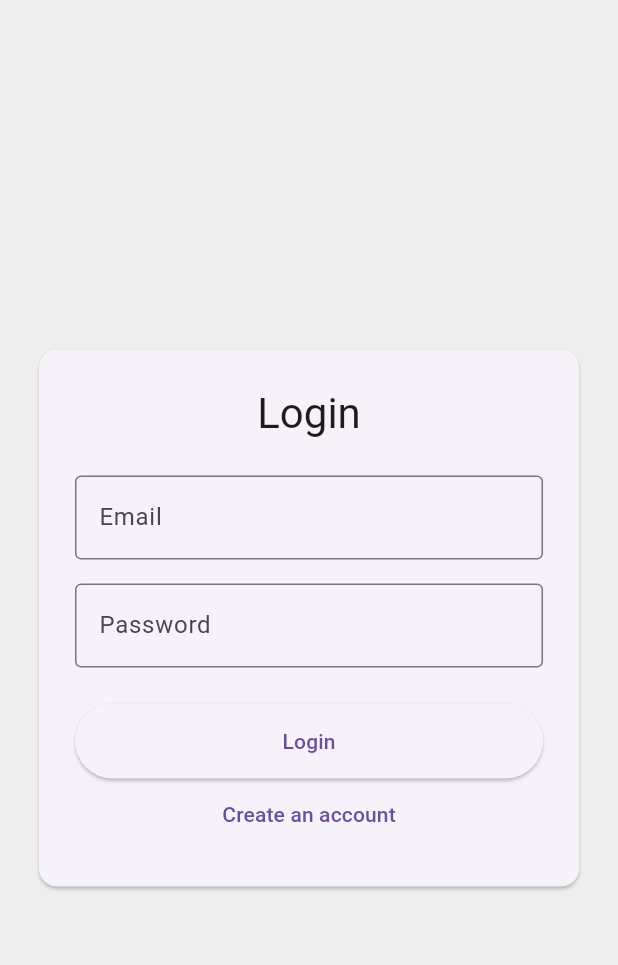
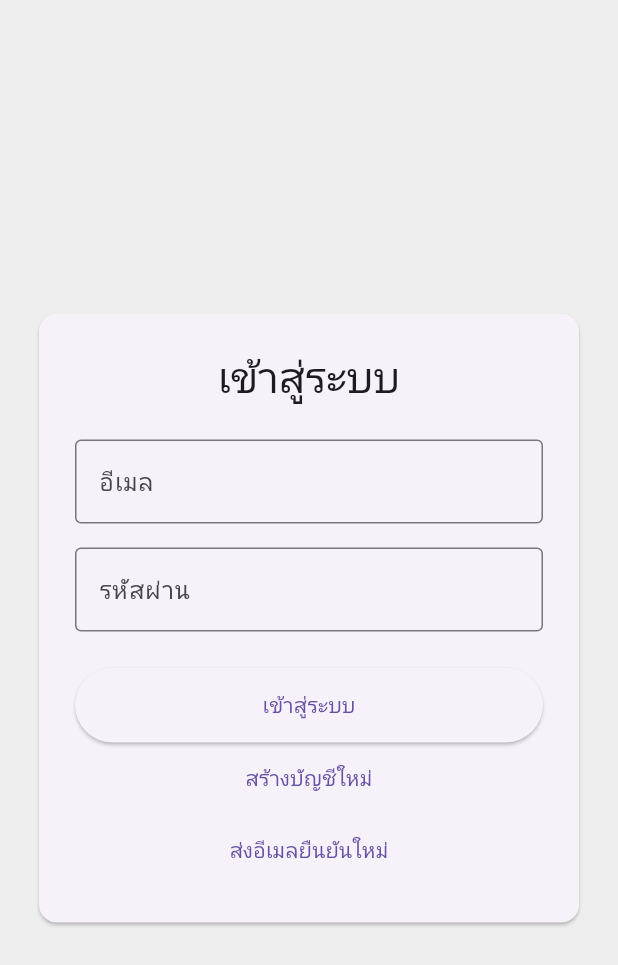
Before and after one commit to keswarin/Smart-Tram, a Flutter app: the screen it shows after launch, on a phone screen of 412 x 824 dp. Shown: the top 965 px of the screen. Run offline on Flutter 3.47's test engine with Material 3 defaults, Android fonts, the phone set to English and light mode, and no system bars; our stand-ins replace cloud_firestore, firebase_auth, firebase_core, firebase_database, geolocator, google_maps_flutter and 1 more; missing offline and left inert: flutter_polyline_points; accounts and stored records are empty.

Commit message:
ล็อกอิน

```diff
--- a/diver/lib/auth_wrapper.dart
+++ b/diver/lib/auth_wrapper.dart
@@ -1,8 +1,9 @@
 // lib/auth_wrapper.dart
 import 'package:firebase_auth/firebase_auth.dart';
 import 'package:flutter/material.dart';
-import 'login_screen.dart';
 import 'role_redirector.dart';
+import 'login_signup_screen.dart';
+import 'verify_email_screen.dart';
 
 class AuthWrapper extends StatelessWidget {
   const AuthWrapper({super.key});
@@ -16,10 +17,18 @@ class AuthWrapper extends StatelessWidget {
           return const Scaffold(
               body: Center(child: CircularProgressIndicator()));
         }
-        if (snapshot.hasData) {
-          return RoleRedirector(uid: snapshot.data!.uid);
+
+        final user = snapshot.data;
+
+        if (user == null) {
+          return const LoginSignupScreen();
         }
-        return const LoginSignupScreen();
+
+        if (!user.emailVerified) {
+          return const VerifyEmailScreen();
+        }
+
+        return const RoleRedirector();
       },
     );
   }
--- a/diver/lib/login_screen.dart
+++ /dev/null
@@ -1,137 +0,0 @@
-// lib/login_screen.dart
-import 'package:firebase_auth/firebase_auth.dart';
-import 'package:cloud_firestore/cloud_firestore.dart';
-import 'package:flutter/material.dart';
-
-class LoginSignupScreen extends StatefulWidget {
-  const LoginSignupScreen({super.key});
-
-  @override
-  State<LoginSignupScreen> createState() => _LoginSignupScreenState();
-}
-
-class _LoginSignupScreenState extends State<LoginSignupScreen> {
-  bool _isLogin = true;
-  final _formKey = GlobalKey<FormState>();
-  final _emailController = TextEditingController();
-  final _passwordController = TextEditingController();
-  final _auth = FirebaseAuth.instance;
-  String? _errorMessage;
-  bool _isLoading = false;
-
-  void _submitForm() async {
-    if (_formKey.currentState!.validate()) {
-      setState(() {
-        _isLoading = true;
-        _errorMessage = null;
-      });
-      try {
-        if (_isLogin) {
-          await _auth.signInWithEmailAndPassword(
-            email: _emailController.text.trim(),
-            password: _passwordController.text.trim(),
-          );
-        } else {
-          final newUserCredential = await _auth.createUserWithEmailAndPassword(
-            email: _emailController.text.trim(),
-            password: _passwordController.text.trim(),
-          );
-
-          await FirebaseFirestore.instance
-              .collection('users')
-              .doc(newUserCredential.user!.uid)
-              .set({
-            'email': newUserCredential.user!.email,
-            'createdAt': FieldValue.serverTimestamp(),
-          });
-        }
-      } on FirebaseAuthException catch (e) {
-        setState(() {
-          _errorMessage = e.message;
-        });
-      } finally {
-        if (mounted) {
-          setState(() {
-            _isLoading = false;
-          });
-        }
-      }
-    }
-  }
-
-  @override
-  Widget build(BuildContext context) {
-    return Scaffold(
-      backgroundColor: Colors.grey[200],
-      body: Center(
-        child: ConstrainedBox(
-          constraints: const BoxConstraints(maxWidth: 400),
-          child: Card(
-            margin: const EdgeInsets.all(20),
-            child: Padding(
-              padding: const EdgeInsets.all(24.0),
-              child: Form(
-                key: _formKey,
-                child: Column(
-                  mainAxisSize: MainAxisSize.min,
-                  children: [
-                    Text(
-                      _isLogin ? 'Login' : 'Sign Up',
-                      style: Theme.of(context).textTheme.headlineMedium,
-                    ),
-                    const SizedBox(height: 24),
-                    TextFormField(
-                      controller: _emailController,
-                      decoration: const InputDecoration(
-                          labelText: 'Email', border: OutlineInputBorder()),
-                      keyboardType: TextInputType.emailAddress,
-                      validator: (value) =>
-                          value!.isEmpty ? 'Please enter an email' : null,
-                    ),
-                    const SizedBox(height: 16),
-                    TextFormField(
-                      controller: _passwordController,
-                      decoration: const InputDecoration(
-                          labelText: 'Password', border: OutlineInputBorder()),
-                      obscureText: true,
-                      validator: (value) => value!.length < 6
-                          ? 'Password must be at least 6 characters'
-                          : null,
-                    ),
-                    if (_errorMessage != null)
-                      Padding(
-                        padding: const EdgeInsets.only(top: 16.0),
-                        child: Text(_errorMessage!,
-                            style: const TextStyle(color: Colors.red)),
-                      ),
-                    const SizedBox(height: 24),
-                    _isLoading
-                        ? const CircularProgressIndicator()
-                        : ElevatedButton(
-                            style: ElevatedButton.styleFrom(
-                              minimumSize: const Size(double.infinity, 50),
-                            ),
-                            onPressed: _submitForm,
-                            child: Text(_isLogin ? 'Login' : 'Sign Up'),
-                          ),
-                    TextButton(
-                      onPressed: () {
-                        setState(() {
-                          _isLogin = !_isLogin;
-                          _errorMessage = null;
-                        });
-                      },
-                      child: Text(_isLogin
-                          ? 'Create an account'
-                          : 'I already have an account'),
-                    )
-                  ],
-                ),
-              ),
-            ),
-          ),
-        ),
-      ),
-    );
-  }
-}
--- a/diver/lib/login_signup_screen.dart
+++ b/diver/lib/login_signup_screen.dart
@@ -19,27 +19,42 @@ class _LoginSignupScreenState extends State<LoginSignupScreen> {
   String? _errorMessage;
   bool _isLoading = false;
 
-  void _submitForm() async {
+  Future<void> _submitForm() async {
     if (_formKey.currentState!.validate()) {
       setState(() {
         _isLoading = true;
         _errorMessage = null;
       });
+
       try {
         if (_isLogin) {
-          // --- Logic การล็อกอิน ---
-          await _auth.signInWithEmailAndPassword(
+          // 🔹 เข้าสู่ระบบ
+          final userCredential = await _auth.signInWithEmailAndPassword(
             email: _emailController.text.trim(),
             password: _passwordController.text.trim(),
           );
+
+          if (userCredential.user != null &&
+              userCredential.user!.emailVerified) {
+            // ✅ ยืนยันแล้ว -> ระบบจะไปต่อเองผ่าน AuthWrapper
+          } else {
+            // ❌ ยังไม่ยืนยัน
+            await _auth.signOut();
+            ScaffoldMessenger.of(context).showSnackBar(
+              const SnackBar(content: Text("กรุณายืนยันอีเมลก่อนเข้าสู่ระบบ")),
+            );
+          }
         } else {
-          // --- Logic การสมัครสมาชิก ---
+          // 🔹 สมัครสมาชิก
           final newUserCredential = await _auth.createUserWithEmailAndPassword(
             email: _emailController.text.trim(),
             password: _passwordController.text.trim(),
           );
 
-          // สร้างข้อมูลผู้ใช้ใหม่ใน Firestore collection 'users'
+          // ส่งอีเมลยืนยัน
+          await newUserCredential.user?.sendEmailVerification();
+
+          // สร้างข้อมูลผู้ใช้ใหม่ใน Firestore
           await FirebaseFirestore.instance
               .collection('users')
               .doc(newUserCredential.user!.uid)
@@ -47,9 +62,14 @@ class _LoginSignupScreenState extends State<LoginSignupScreen> {
             'email': newUserCredential.user!.email,
             'createdAt': FieldValue.serverTimestamp(),
           });
+
+          ScaffoldMessenger.of(context).showSnackBar(
+            SnackBar(
+              content: Text(
+                  "ส่งอีเมลยืนยันไปที่ ${_emailController.text} แล้ว กรุณายืนยันก่อนเข้าสู่ระบบ"),
+            ),
+          );
         }
-        // เมื่อสำเร็จ AuthGate จะจัดการเปลี่ยนหน้าเอง
-        // ไม่ต้องมี if (mounted) return; ที่นี่
       } on FirebaseAuthException catch (e) {
         setState(() {
           _errorMessage = e.message;
@@ -61,6 +81,22 @@ class _LoginSignupScreenState extends State<LoginSignupScreen> {
           });
         }
       }
+    }
+  }
+
+  Future<void> _resendVerificationEmail() async {
+    try {
+      final user = _auth.currentUser;
+      if (user != null && !user.emailVerified) {
+        await user.sendEmailVerification();
+        ScaffoldMessenger.of(context).showSnackBar(
+          const SnackBar(content: Text("ส่งอีเมลยืนยันใหม่แล้ว")),
+        );
+      }
+    } catch (e) {
+      ScaffoldMessenger.of(context).showSnackBar(
+        SnackBar(content: Text("เกิดข้อผิดพลาด: $e")),
+      );
     }
   }
 
@@ -81,26 +117,26 @@ class _LoginSignupScreenState extends State<LoginSignupScreen> {
                   mainAxisSize: MainAxisSize.min,
                   children: [
                     Text(
-                      _isLogin ? 'Login' : 'Sign Up',
+                      _isLogin ? 'เข้าสู่ระบบ' : 'สมัครสมาชิก',
                       style: Theme.of(context).textTheme.headlineMedium,
                     ),
                     const SizedBox(height: 24),
                     TextFormField(
                       controller: _emailController,
                       decoration: const InputDecoration(
-                          labelText: 'Email', border: OutlineInputBorder()),
+                          labelText: 'อีเมล', border: OutlineInputBorder()),
                       keyboardType: TextInputType.emailAddress,
                       validator: (value) =>
-                          value!.isEmpty ? 'Please enter an email' : null,
+                          value!.isEmpty ? 'กรุณากรอกอีเมล' : null,
                     ),
                     const SizedBox(height: 16),
                     TextFormField(
                       controller: _passwordController,
                       decoration: const InputDecoration(
-                          labelText: 'Password', border: OutlineInputBorder()),
+                          labelText: 'รหัสผ่าน', border: OutlineInputBorder()),
                       obscureText: true,
                       validator: (value) => value!.length < 6
-                          ? 'Password must be at least 6 characters'
+                          ? 'รหัสผ่านต้องมีอย่างน้อย 6 ตัวอักษร'
                           : null,
                     ),
                     if (_errorMessage != null)
@@ -117,7 +153,8 @@ class _LoginSignupScreenState extends State<LoginSignupScreen> {
                               minimumSize: const Size(double.infinity, 50),
                             ),
                             onPressed: _submitForm,
-                            child: Text(_isLogin ? 'Login' : 'Sign Up'),
+                            child:
+                                Text(_isLogin ? 'เข้าสู่ระบบ' : 'สมัครสมาชิก'),
                           ),
                     TextButton(
                       onPressed: () {
@@ -127,9 +164,14 @@ class _LoginSignupScreenState extends State<LoginSignupScreen> {
                         });
                       },
                       child: Text(_isLogin
-                          ? 'Create an account'
-                          : 'I already have an account'),
-                    )
+                          ? 'สร้างบัญชีใหม่'
+                          : 'ฉันมีบัญชีแล้ว เข้าสู่ระบบ'),
+                    ),
+                    if (_isLogin)
+                      TextButton(
+                        onPressed: _resendVerificationEmail,
+                        child: const Text("ส่งอีเมลยืนยันใหม่"),
+                      )
                   ],
                 ),
               ),
```
Also changed, not shown: diver/lib/role_redirector.dart (+45 -13 lines), diver/lib/verify_email_screen.dart (added, +113 -0 lines).
